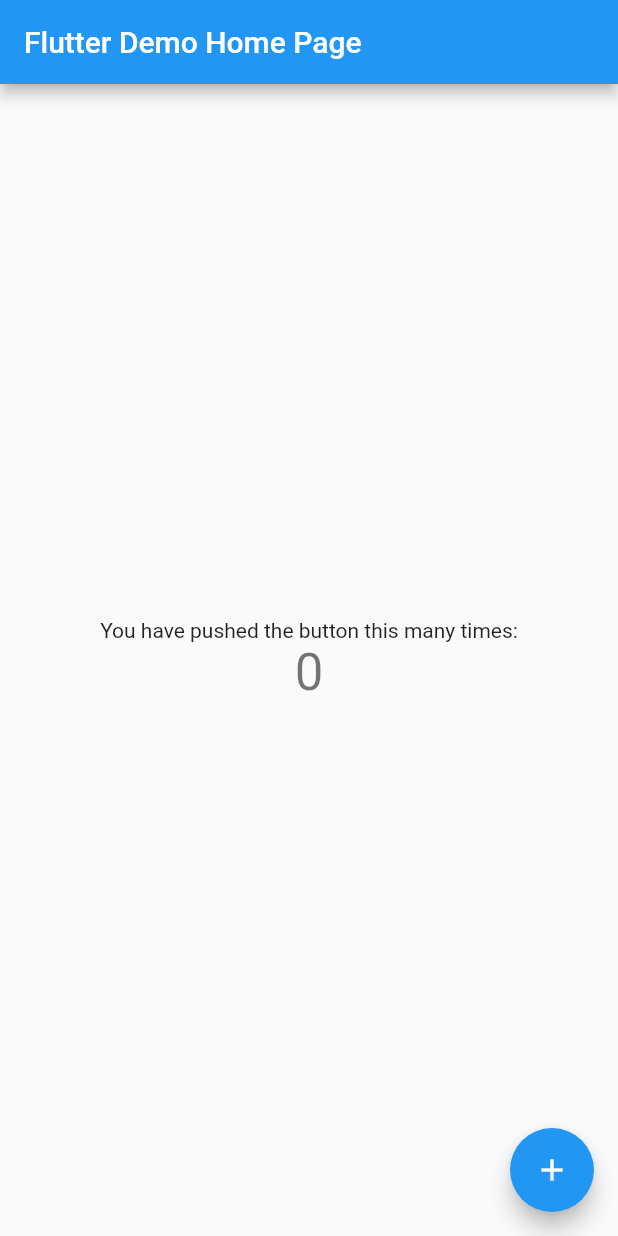
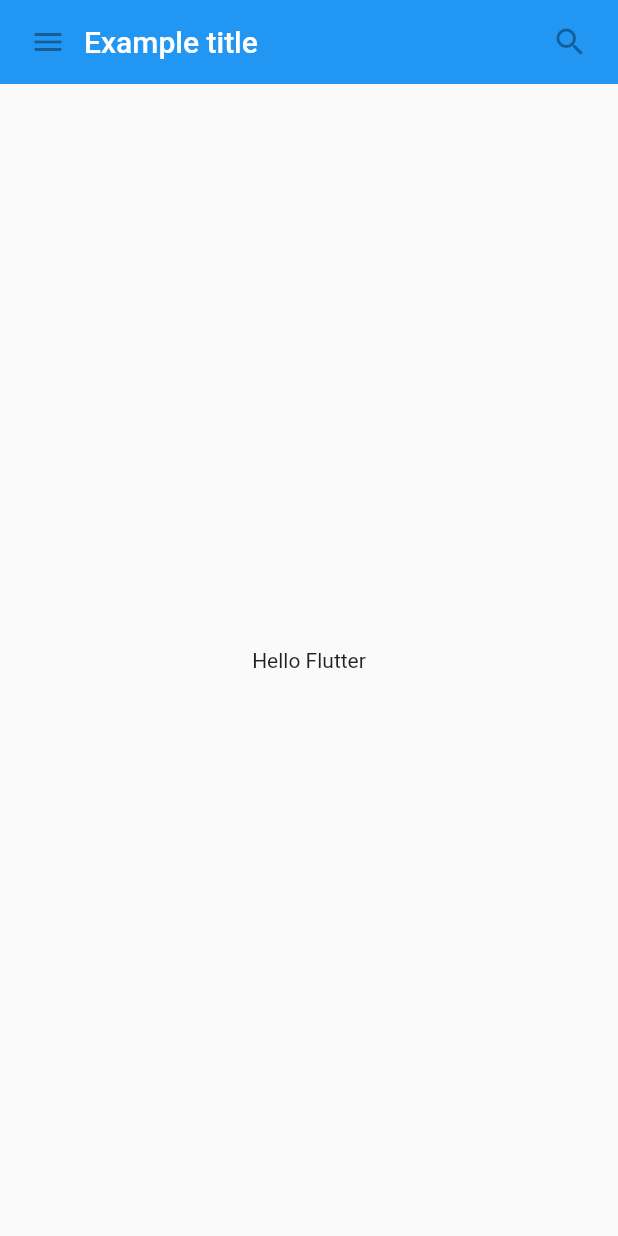
Before and after one commit to mangonob/flutter_demo, a Flutter app: the screen it shows after launch, on a phone screen of 412 x 824 dp. Run offline on Flutter 3.47's test engine with Material 2 defaults, Android fonts, the phone set to English and light mode, and no system bars.

Commit message:
WIP: Simple

```diff
--- a/lib/main.dart
+++ b/lib/main.dart
@@ -1,113 +1,56 @@
 import 'package:flutter/material.dart';
 
 void main() {
-  runApp(MyApp());
+  runApp(MaterialApp(
+    title: "My app",
+    home: Container(
+      child: SafeArea(child: MyScaffold()),
+      decoration: BoxDecoration(color: Colors.white),
+    ),
+  ));
 }
 
-class MyApp extends StatelessWidget {
-  // This widget is the root of your application.
+class MyScaffold extends StatelessWidget {
   @override
   Widget build(BuildContext context) {
-    return MaterialApp(
-      title: 'Flutter Demo',
-      theme: ThemeData(
-        // This is the theme of your application.
-        //
-        // Try running your application with "flutter run". You'll see the
-        // application has a blue toolbar. Then, without quitting the app, try
-        // changing the primarySwatch below to Colors.green and then invoke
-        // "hot reload" (press "r" in the console where you ran "flutter run",
-        // or simply save your changes to "hot reload" in a Flutter IDE).
-        // Notice that the counter didn't reset back to zero; the application
-        // is not restarted.
-        primarySwatch: Colors.blue,
+    return Material(
+      child: Column(
+        children: [
+          MyAppBar(
+            title: Text("Example title",
+                style: Theme.of(context).primaryTextTheme.headline6),
+          ),
+          Expanded(
+            child: Center(child: Text("Hello Flutter")),
+          ),
+        ],
       ),
-      home: MyHomePage(title: 'Flutter Demo Home Page'),
     );
   }
 }
 
-class MyHomePage extends StatefulWidget {
-  MyHomePage({Key? key, required this.title}) : super(key: key);
+class MyAppBar extends StatelessWidget {
+  final Widget title;
 
-  // This widget is the home page of your application. It is stateful, meaning
-  // that it has a State object (defined below) that contains fields that affect
-  // how it looks.
-
-  // This class is the configuration for the state. It holds the values (in this
-  // case the title) provided by the parent (in this case the App widget) and
-  // used by the build method of the State. Fields in a Widget subclass are
-  // always marked "final".
-
-  final String title;
-
-  @override
-  _MyHomePageState createState() => _MyHomePageState();
-}
-
-class _MyHomePageState extends State<MyHomePage> {
-  int _counter = 0;
-
-  void _incrementCounter() {
-    setState(() {
-      // This call to setState tells the Flutter framework that something has
-      // changed in this State, which causes it to rerun the build method below
-      // so that the display can reflect the updated values. If we changed
-      // _counter without calling setState(), then the build method would not be
-      // called again, and so nothing would appear to happen.
-      _counter++;
-    });
-  }
+  MyAppBar({required this.title});
 
   @override
   Widget build(BuildContext context) {
-    // This method is rerun every time setState is called, for instance as done
-    // by the _incrementCounter method above.
-    //
-    // The Flutter framework has been optimized to make rerunning build methods
-    // fast, so that you can just rebuild anything that needs updating rather
-    // than having to individually change instances of widgets.
-    return Scaffold(
-      appBar: AppBar(
-        // Here we take the value from the MyHomePage object that was created by
-        // the App.build method, and use it to set our appbar title.
-        title: Text(widget.title),
+    return Container(
+      height: 56,
+      padding: const EdgeInsets.symmetric(horizontal: 8.0),
+      decoration: BoxDecoration(color: Colors.blue[500]),
+      child: Row(
+        children: [
+          IconButton(onPressed: null, icon: Icon(Icons.menu)),
+          Expanded(child: title),
+          IconButton(
+            onPressed: null,
+            icon: Icon(Icons.search),
+            tooltip: "Search",
+          )
+        ],
       ),
-      body: Center(
-        // Center is a layout widget. It takes a single child and positions it
-        // in the middle of the parent.
-        child: Column(
-          // Column is also a layout widget. It takes a list of children and
-          // arranges them vertically. By default, it sizes itself to fit its
-          // children horizontally, and tries to be as tall as its parent.
-          //
-          // Invoke "debug painting" (press "p" in the console, choose the
-          // "Toggle Debug Paint" action from the Flutter Inspector in Android
-          // Studio, or the "Toggle Debug Paint" command in Visual Studio Code)
-          // to see the wireframe for each widget.
-          //
-          // Column has various properties to control how it sizes itself and
-          // how it positions its children. Here we use mainAxisAlignment to
-          // center the children vertically; the main axis here is the vertical
-          // axis because Columns are vertical (the cross axis would be
-          // horizontal).
-          mainAxisAlignment: MainAxisAlignment.center,
-          children: <Widget>[
-            Text(
-              'You have pushed the button this many times:',
-            ),
-            Text(
-              '$_counter',
-              style: Theme.of(context).textTheme.headline4,
-            ),
-          ],
-        ),
-      ),
-      floatingActionButton: FloatingActionButton(
-        onPressed: _incrementCounter,
-        tooltip: 'Increment',
-        child: Icon(Icons.add),
-      ), // This trailing comma makes auto-formatting nicer for build methods.
     );
   }
 }
```
